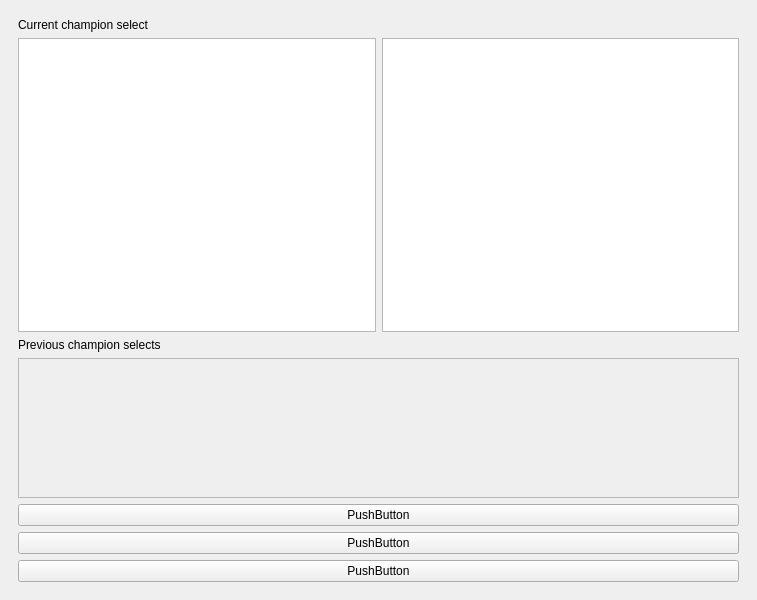
Old version of the form progglol/mainwindow.ui in the repository SadOnion/ProGG.lol.
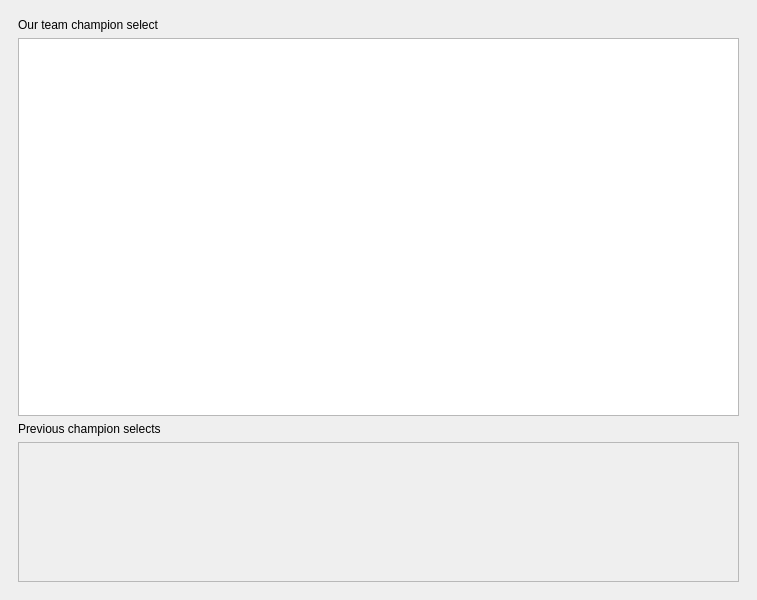
New version of the form. The open tabs and pages were chosen to show the change.

Patch:
```diff
--- a/progglol/mainwindow.ui
+++ b/progglol/mainwindow.ui
@@ -72,7 +72,7 @@
            </sizepolicy>
           </property>
           <property name="text">
-           <string>Current champion select</string>
+           <string>Our team champion select</string>
           </property>
           <property name="alignment">
            <set>Qt::AlignLeading|Qt::AlignLeft|Qt::AlignVCenter</set>
@@ -80,8 +80,6 @@
          </widget>
         </item>
         <item>
-         <layout class="QHBoxLayout" name="horizontalLayout_2">
-          <item>
            <widget class="QTableView" name="ourTeamPickTable">
             <property name="sizePolicy">
              <sizepolicy hsizetype="Expanding" vsizetype="Minimum">
@@ -95,21 +93,6 @@
            </widget>
           </item>
           <item>
-           <widget class="QTableView" name="theirTeamPickTable">
-            <property name="sizePolicy">
-             <sizepolicy hsizetype="Expanding" vsizetype="Minimum">
-              <horstretch>0</horstretch>
-              <verstretch>0</verstretch>
-             </sizepolicy>
-            </property>
-            <attribute name="verticalHeaderVisible">
-             <bool>false</bool>
-            </attribute>
-           </widget>
-          </item>
-         </layout>
-        </item>
-        <item>
          <widget class="QLabel" name="label_7">
           <property name="sizePolicy">
            <sizepolicy hsizetype="Preferred" vsizetype="Fixed">
@@ -161,33 +144,6 @@
           </widget>
          </widget>
         </item>
-        <item>
-         <widget class="QPushButton" name="pushButton_3">
-          <property name="text">
-           <string>PushButton</string>
-          </property>
-         </widget>
-        </item>
-        <item>
-         <widget class="QPushButton" name="pushButton">
-          <property name="text">
-           <string>PushButton</string>
-          </property>
-         </widget>
-        </item>
-        <item>
-         <widget class="QPushButton" name="pushButton_2">
-          <property name="sizePolicy">
-           <sizepolicy hsizetype="Minimum" vsizetype="Fixed">
-            <horstretch>0</horstretch>
-            <verstretch>0</verstretch>
-           </sizepolicy>
-          </property>
-          <property name="text">
-           <string>PushButton</string>
-          </property>
-         </widget>
-        </item>
        </layout>
       </widget>
       <widget class="QWidget" name="gamePhasePage">
```
Left out of the diff: 6 changed lines with no effect on the pictures. Lines whose indentation alone changed are shown as unchanged.
